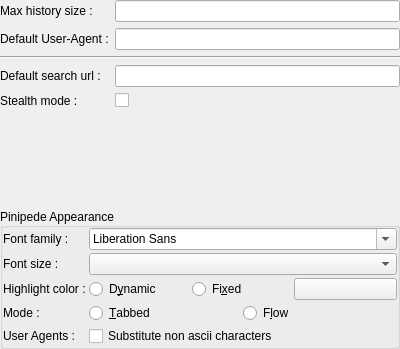
The window that ui/settingsmanager/qqgeneralsettings.ui (dguihal/quteqoin) describes before a commit, drawn with Qt 5.
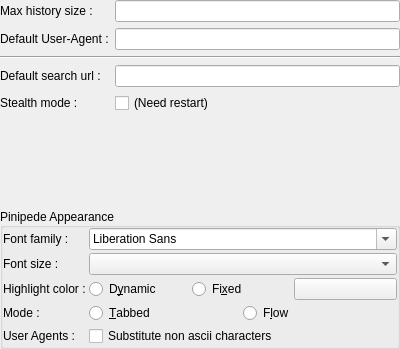
The same window after the commit.

Commit message: Add message for stealth mode : Need restart to be taken into account

What changed in the file:
```diff
--- a/ui/settingsmanager/qqgeneralsettings.ui
+++ b/ui/settingsmanager/qqgeneralsettings.ui
@@ -103,7 +103,7 @@
       <item row="4" column="1">
        <widget class="QCheckBox" name="stealthModeCB">
         <property name="text">
-         <string/>
+         <string>(Need restart)</string>
         </property>
        </widget>
       </item>
```
